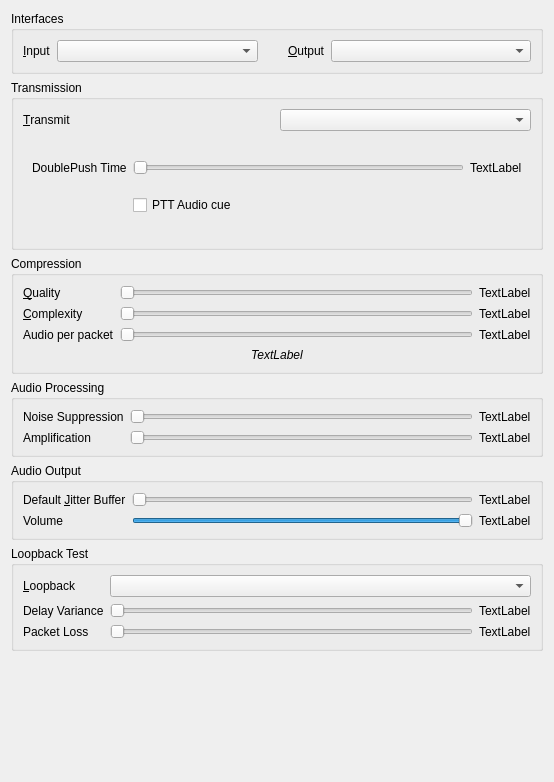
Old version of the form src/mumble/AudioConfigDialog.ui in the repository mumble-voip/mumble.
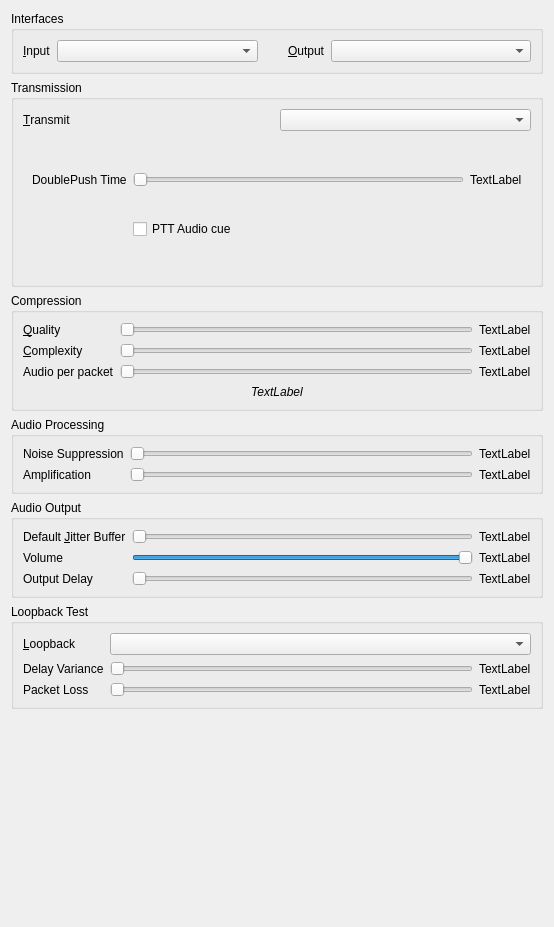
New version of the form.

Commit message: Rename iDXOutputDelay to iOutputDelay and move it to the general config pane.

What changed in the file:
```diff
--- a/src/mumble/AudioConfigDialog.ui
+++ b/src/mumble/AudioConfigDialog.ui
@@ -6,14 +6,14 @@
     <x>0</x>
     <y>0</y>
     <width>554</width>
-    <height>782</height>
+    <height>927</height>
    </rect>
   </property>
   <property name="windowTitle" >
    <string>Form</string>
   </property>
-  <layout class="QGridLayout" >
-   <item row="0" column="0" >
+  <layout class="QVBoxLayout" >
+   <item>
     <widget class="QGroupBox" name="qgbInterfaces" >
      <property name="title" >
       <string>Interfaces</string>
@@ -90,7 +90,7 @@
      </layout>
     </widget>
    </item>
-   <item row="1" column="0" >
+   <item>
     <widget class="QGroupBox" name="groupBox_2" >
      <property name="sizePolicy" >
       <sizepolicy vsizetype="Minimum" hsizetype="Preferred" >
@@ -323,7 +323,7 @@
      </layout>
     </widget>
    </item>
-   <item row="2" column="0" >
+   <item>
     <widget class="QGroupBox" name="groupBox_3" >
      <property name="title" >
       <string>Compression</string>
@@ -488,7 +488,7 @@
      </layout>
     </widget>
    </item>
-   <item row="3" column="0" >
+   <item>
     <widget class="QGroupBox" name="qgbAudio" >
      <property name="title" >
       <string>Audio Processing</string>
@@ -587,7 +587,7 @@
      </layout>
     </widget>
    </item>
-   <item row="4" column="0" >
+   <item>
     <widget class="QGroupBox" name="qgbOutput" >
      <property name="title" >
       <string>Audio Output</string>
@@ -677,10 +677,49 @@
         </property>
        </widget>
       </item>
+      <item row="2" column="0" >
+       <widget class="QLabel" name="label_4" >
+        <property name="text" >
+         <string>Output Delay</string>
+        </property>
+        <property name="buddy" >
+         <cstring>qsDelay</cstring>
+        </property>
+       </widget>
+      </item>
+      <item row="2" column="1" >
+       <widget class="QSlider" name="qsDelay" >
+        <property name="toolTip" >
+         <string>Amount of data to buffer</string>
+        </property>
+        <property name="whatsThis" >
+         <string>This sets the amount of data to prebuffer in the output buffer. Experiment with different values and set it to the lowest which doesn't cause rapid jitter in the sound.</string>
+        </property>
+        <property name="minimum" >
+         <number>1</number>
+        </property>
+        <property name="maximum" >
+         <number>10</number>
+        </property>
+        <property name="pageStep" >
+         <number>3</number>
+        </property>
+        <property name="orientation" >
+         <enum>Qt::Horizontal</enum>
+        </property>
+       </widget>
+      </item>
+      <item row="2" column="2" >
+       <widget class="QLabel" name="qlDelay" >
+        <property name="text" >
+         <string>TextLabel</string>
+        </property>
+       </widget>
+      </item>
      </layout>
     </widget>
    </item>
-   <item row="5" column="0" >
+   <item>
     <widget class="QGroupBox" name="qgbLoopback" >
      <property name="title" >
       <string>Loopback Test</string>
@@ -793,7 +832,7 @@
      </layout>
     </widget>
    </item>
-   <item row="6" column="0" >
+   <item>
     <spacer>
      <property name="orientation" >
       <enum>Qt::Vertical</enum>
```
Left out of the diff: 13 changed lines with no effect on the pictures. The commit also changes 20 other files.
